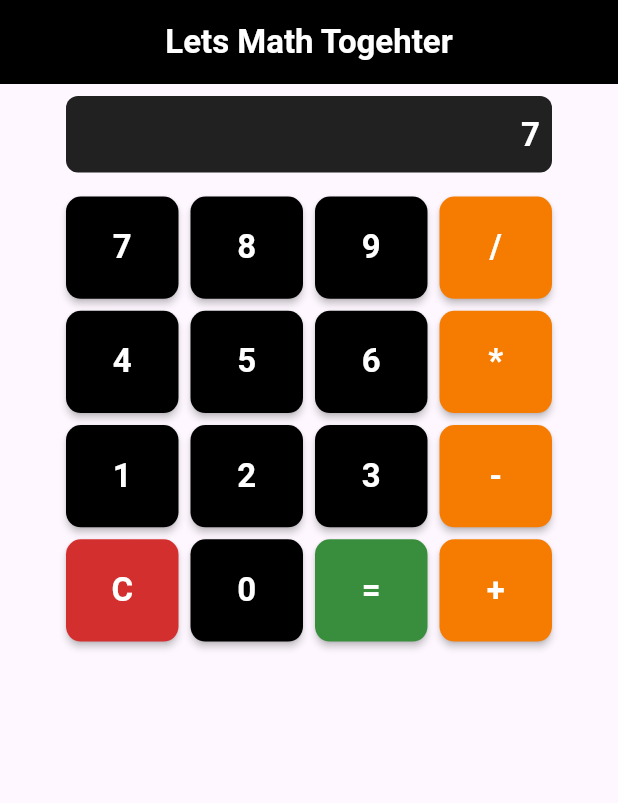
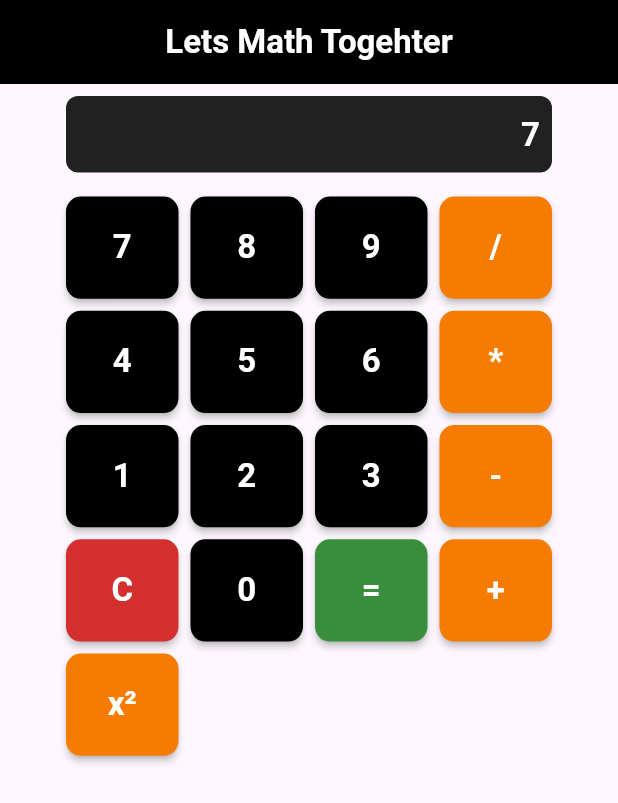
Before and after one commit to JoshfBenros/flutter-calculator, a Flutter app: the screen it shows after launch, after a tap on an icon or button, on a phone screen of 412 x 824 dp. Shown: the top 803 px of the screen. Run offline on Flutter 3.47's test engine with Material 3 defaults, Android fonts, the phone set to English and light mode, and no system bars; missing offline and left inert: expressions.

```diff
--- a/lib/main.dart
+++ b/lib/main.dart
@@ -60,10 +60,11 @@ class _MyHomePageState extends State<MyHomePage> {
   String _accumulator = '';
 
   final List<String> _buttons = [
-    '7', '8', '9', '/',
-    '4', '5', '6', '*',
-    '1', '2', '3', '-',
-    'C', '0', '=', '+',
+  '7', '8', '9', '/',
+  '4', '5', '6', '*',
+  '1', '2', '3', '-',
+  'C', '0', '=', '+',
+  'x²',
   ];
 
   void _onButtonPressed(String value) {
@@ -72,6 +73,38 @@ class _MyHomePageState extends State<MyHomePage> {
         _expression = '';
         _result = '';
         _accumulator = '';
+      } else if (value == 'x²') {
+        // Square the current expression/result
+        try {
+          if (_expression.isEmpty) return;
+          final exp = Expression.parse(_expression);
+          final evaluator = const ExpressionEvaluator();
+          final evalResult = evaluator.eval(exp, {});
+          num? n;
+          if (evalResult is int) {
+            n = evalResult;
+          } else if (evalResult is double) {
+            if (evalResult.isInfinite || evalResult.isNaN) {
+              n = null;
+            } else {
+              n = evalResult;
+            }
+          }
+          if (n == null) {
+            _result = 'Undefined';
+            _accumulator = '($_expression)² = Undefined';
+            _expression = '';
+          } else {
+            final squared = n * n;
+            _result = squared.toString();
+            _accumulator = '($_expression)² = $_result';
+            _expression = _result;
+          }
+        } catch (e) {
+          _result = 'Undefined';
+          _accumulator = '($_expression)² = Undefined';
+          _expression = '';
+        }
       } else if (value == '=') {
         try {
           final exp = Expression.parse(_expression);
@@ -160,7 +193,7 @@ class _MyHomePageState extends State<MyHomePage> {
                       btnColor = Colors.red[700]!;
                     } else if (btn == '=') {
                       btnColor = Colors.green[700]!;
-                    } else if (_isOperator(btn)) {
+                    } else if (_isOperator(btn) || btn == 'x²') {
                       btnColor = Colors.orange[700]!;
                     }
                     return ElevatedButton(
```
